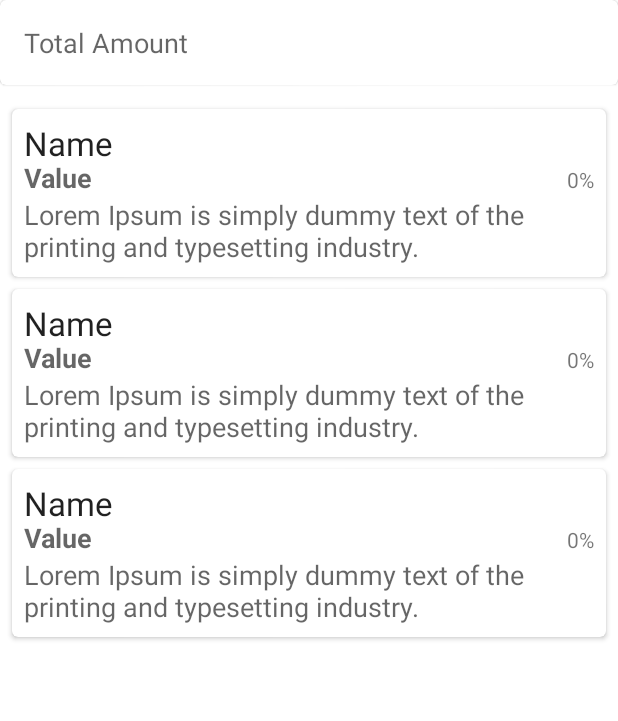
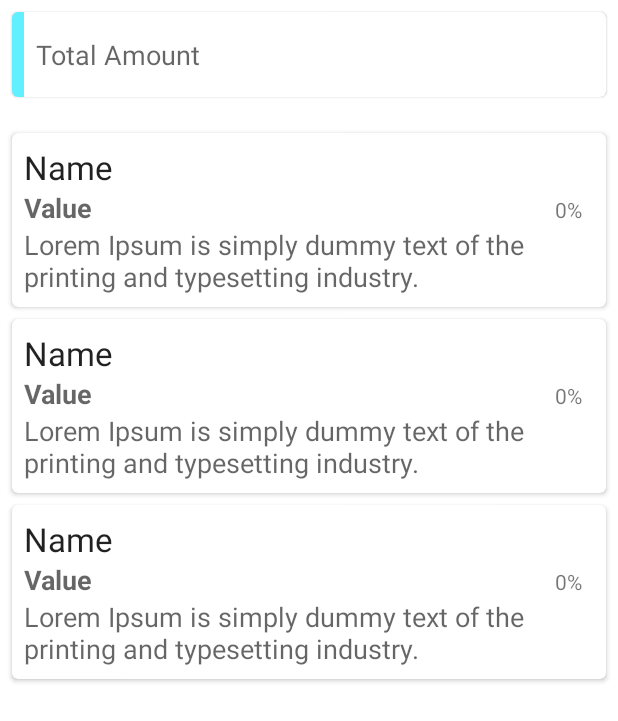
Before and after one commit to SanketGuru/MyWorth, an Android app: the layout fragment_portfolio_list.xml on its own in the app's theme, with its tools: preview values and no code run, on a phone screen of 412 x 824 dp. Shown: the top 721 px of the screen. Run offline under Robolectric (Android 15) with nearby library versions, the phone set to English and light mode, and no system bars.

Commit message:
Border Card Added

```diff
--- /dev/null
+++ b/app/src/main/java/com/sanketguru/myworth/view/ui/BorderCard.kt
@@ -0,0 +1,74 @@
+package com.sanketguru.myworth.view.ui
+
+import android.content.Context
+import android.graphics.Canvas
+import android.graphics.Color
+import android.graphics.Paint
+import android.util.AttributeSet
+import  com.google.android.material.card.MaterialCardView
+import com.sanketguru.myworth.R
+
+
+class BorderCard : MaterialCardView {
+    constructor(context: Context): super(context) {
+
+      //  setup()
+    }
+
+    constructor(context: Context, attr: AttributeSet? = null): super(context, attr) {
+
+        setup(attr,0)
+    }
+    constructor(context: Context, attr: AttributeSet? = null, defArrt: Int =0): super(context, attr, defArrt) {
+
+        setup(attr,0)
+    }
+    private fun setup(attr: AttributeSet? = null, deff: Int) {
+        val a = context.obtainStyledAttributes(attr, R.styleable.BorderCard, deff, 0)
+
+        val borderColor = a.getColor(R.styleable.BorderCard_borderCardColor,DEFAULT_BORDER_COLOR)
+
+        val borderWidth = a.getDimension(R.styleable.BorderCard_borderCardWidth, DEFAULT_BORDER_WIDTH)
+
+        paint.color = borderColor
+        paint.style = Paint.Style.STROKE
+        paint.strokeWidth= borderWidth*2
+
+        a.recycle()
+    }
+    // Paint object for coloring and styling
+    private val paint = Paint(Paint.ANTI_ALIAS_FLAG)
+    // Some colors for the face background, eyes and mouth.
+    private var stripColor = DEFAULT_BORDER_COLOR
+
+private  val strokeWidth=DEFAULT_BORDER_WIDTH
+
+    override fun onDraw(canvas: Canvas) {
+        // call the super method to keep any drawing from the parent side.
+        super.onDraw(canvas)
+        drawBorder(canvas)
+    }
+
+//    override fun onMeasure(widthMeasureSpec: Int, heightMeasureSpec: Int) {
+//        super.onMeasure(widthMeasureSpec, heightMeasureSpec)
+//
+//    }
+
+    private fun drawBorder(canvas: Canvas) {
+        // 1
+//        paint.color = stripColor
+//        paint.style = Paint.Style.STROKE
+//        paint.strokeWidth= strokeWidth
+
+        canvas.drawLine(0f,0f,0f,height+1f,paint)
+
+
+
+    }
+
+    companion object {
+        private const val DEFAULT_BORDER_COLOR = Color.BLUE
+        private const val DEFAULT_BORDER_WIDTH = 30.0f
+    }
+
+    }
--- a/app/src/main/res/layout/fragment_portfolio_list.xml
+++ b/app/src/main/res/layout/fragment_portfolio_list.xml
@@ -14,9 +14,13 @@
         android:orientation="vertical"
         >
 
-        <com.google.android.material.card.MaterialCardView
+        <com.sanketguru.myworth.view.ui.BorderCard
             android:layout_width="match_parent"
-            android:layout_height="wrap_content">
+            android:layout_height="wrap_content"
+            android:layout_margin="@dimen/margin_small"
+            app:borderCardColor="@color/colorAccent"
+            app:borderCardWidth="@dimen/margin_small"
+            >
 
             <TextView
                 android:id="@+id/text_total"
@@ -28,7 +32,7 @@
                 app:layout_constraintRight_toRightOf="parent"
                 app:layout_constraintTop_toTopOf="parent"
                 tools:text="Total Amount" />
-        </com.google.android.material.card.MaterialCardView>
+        </com.sanketguru.myworth.view.ui.BorderCard>
 
         <androidx.recyclerview.widget.RecyclerView
             android:id="@+id/list_asset"
--- a/app/src/main/res/layout/item_asset.xml
+++ b/app/src/main/res/layout/item_asset.xml
@@ -15,8 +15,8 @@
     <androidx.constraintlayout.widget.ConstraintLayout
         android:layout_width="match_parent"
         android:layout_height="wrap_content"
+        android:layout_marginStart="8dp"
         android:layout_marginEnd="8dp"
-        android:layout_marginStart="8dp"
         android:orientation="vertical">
 
         <TextView
@@ -36,17 +36,18 @@
             android:layout_height="wrap_content"
             android:textAppearance="?android:textAppearanceMedium"
             android:textStyle="bold"
-            app:layout_constraintBaseline_toBaselineOf="@+id/text_percent"
             app:layout_constraintStart_toStartOf="parent"
+            app:layout_constraintTop_toBottomOf="@+id/text_name"
             tools:text="Value" />
 
         <TextView
             android:id="@+id/text_percent"
             android:layout_width="wrap_content"
             android:layout_height="wrap_content"
+            android:layout_marginEnd="8dp"
             android:textAppearance="?android:textAppearanceSmall"
+            app:layout_constraintBaseline_toBaselineOf="@+id/text_value"
             app:layout_constraintEnd_toEndOf="parent"
-            app:layout_constraintTop_toBottomOf="@+id/text_name"
             tools:text="0%" />
 
         <TextView
```
Also changed, not shown: app/src/main/res/values/attrs.xml (added, +8 -0 lines).
